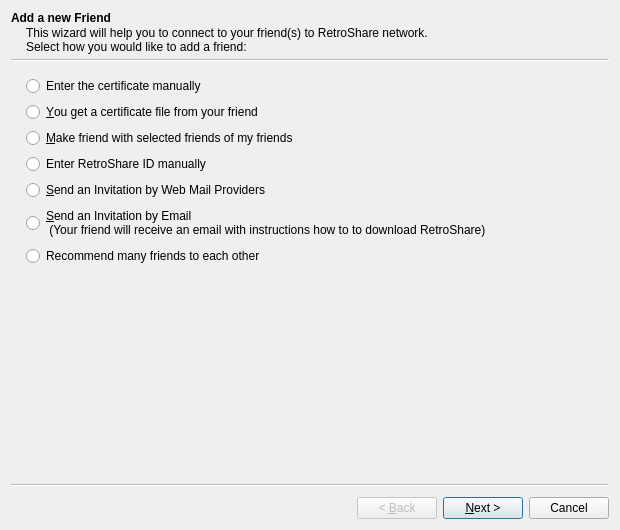
Qt form retroshare-gui/src/gui/connect/ConnectFriendWizard.ui (RetroShare/RetroShare) before a commit.
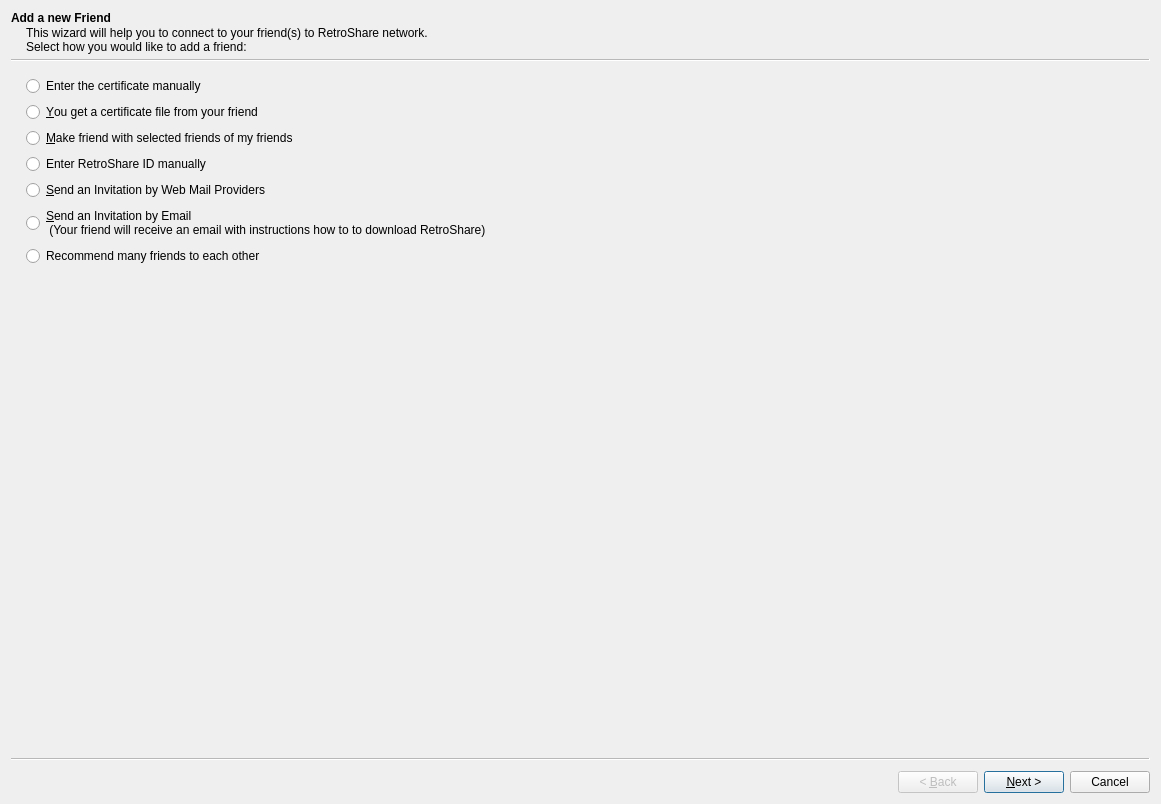
The same form after that commit. Icons and pictures are not drawn. Custom widgets are drawn as their Qt base class.

Commit message: set proper default options in make friend dialog, and hide the frame showing own cert since it is not needed anymore

```diff
--- a/retroshare-gui/src/gui/connect/ConnectFriendWizard.ui
+++ b/retroshare-gui/src/gui/connect/ConnectFriendWizard.ui
@@ -6,8 +6,8 @@
    <rect>
     <x>0</x>
     <y>0</y>
-    <width>620</width>
-    <height>530</height>
+    <width>1161</width>
+    <height>804</height>
    </rect>
   </property>
   <property name="windowTitle">
```
Left out of the diff: 2 changed lines with no effect on the pictures. The commit also changes 1 other file.
